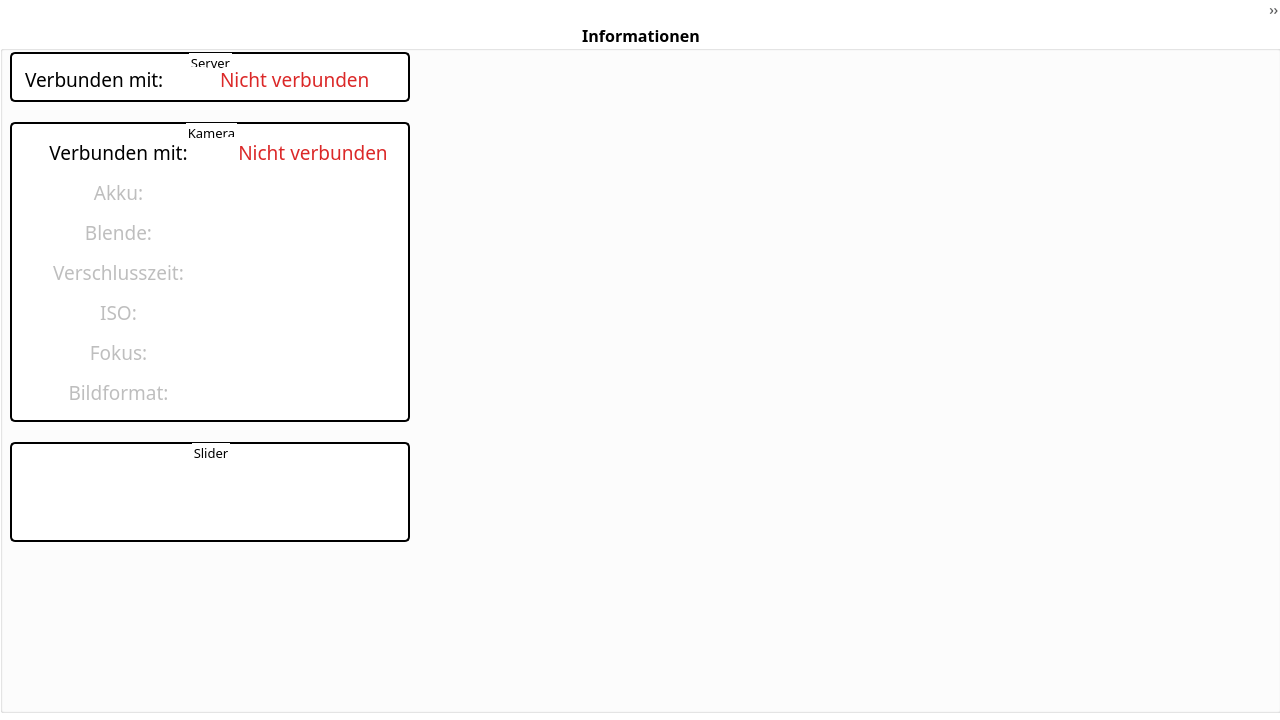
First picture: the form in UI/main_window.ui, repository FilipBruehl/camera_slider, before the edit.
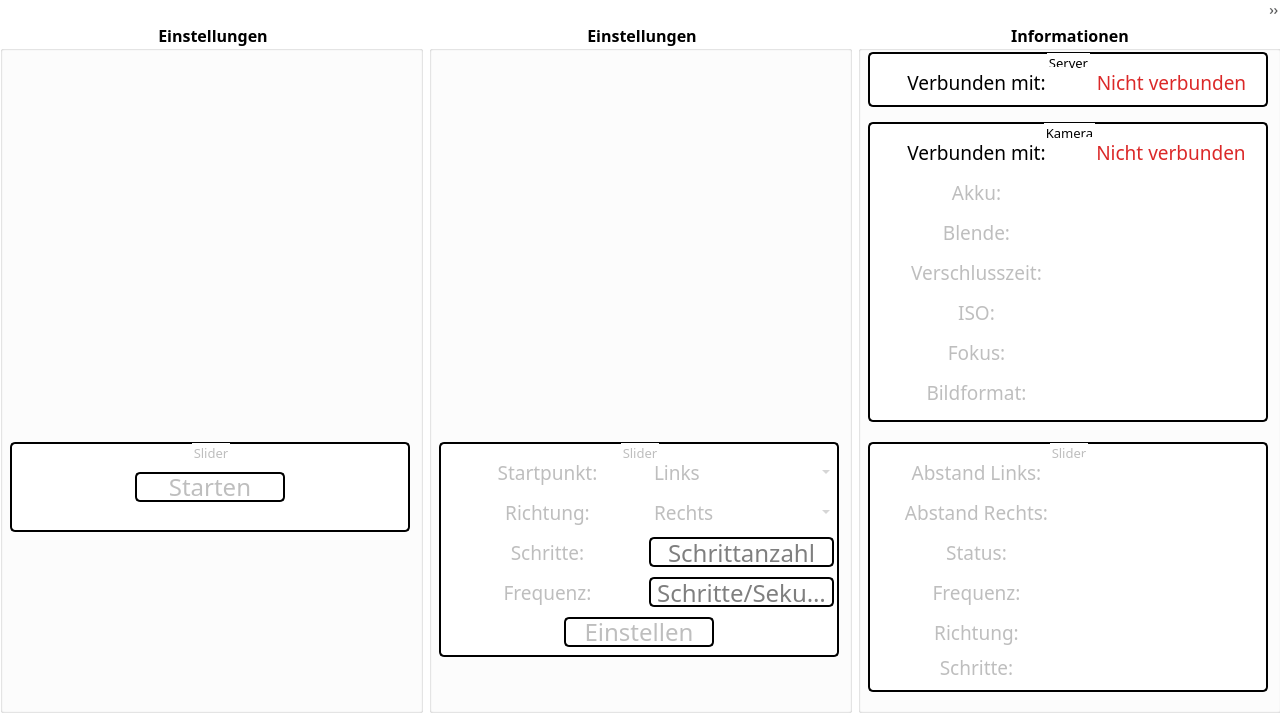
Second picture: the form after the edit.

Commit message: - Steuerung für den Schrittmotor hinzugefügt

What changed in the file:
```diff
--- a/UI/main_window.ui
+++ b/UI/main_window.ui
@@ -55,10 +55,387 @@
     </property>
     <layout class="QHBoxLayout" name="horizontalLayout">
      <item>
-      <layout class="QVBoxLayout" name="verticalLayout_left"/>
+      <layout class="QVBoxLayout" name="verticalLayout_left">
+       <item>
+        <widget class="QGroupBox" name="groupBox_steuerung">
+         <property name="font">
+          <font>
+           <family>Bahnschrift</family>
+           <pointsize>12</pointsize>
+           <weight>75</weight>
+           <bold>true</bold>
+          </font>
+         </property>
+         <property name="title">
+          <string>Einstellungen</string>
+         </property>
+         <property name="alignment">
+          <set>Qt::AlignCenter</set>
+         </property>
+         <widget class="QGroupBox" name="groupBox_steuerung_slider">
+          <property name="enabled">
+           <bool>false</bool>
+          </property>
+          <property name="geometry">
+           <rect>
+            <x>10</x>
+            <y>420</y>
+            <width>400</width>
+            <height>90</height>
+           </rect>
+          </property>
+          <property name="font">
+           <font>
+            <family>Bahnschrift</family>
+            <pointsize>10</pointsize>
+           </font>
+          </property>
+          <property name="styleSheet">
+           <string notr="true">border-color: #000;
+border-radius: 5px;
+border-style: solid;
+border-width: 2px;
+</string>
+          </property>
+          <property name="title">
+           <string>Slider</string>
+          </property>
+          <property name="alignment">
+           <set>Qt::AlignCenter</set>
+          </property>
+          <widget class="QPushButton" name="pushButton_steuerung_slider">
+           <property name="enabled">
+            <bool>false</bool>
+           </property>
+           <property name="geometry">
+            <rect>
+             <x>125</x>
+             <y>30</y>
+             <width>150</width>
+             <height>30</height>
+            </rect>
+           </property>
+           <property name="font">
+            <font>
+             <family>Bahnschrift</family>
+             <pointsize>18</pointsize>
+            </font>
+           </property>
+           <property name="text">
+            <string>Starten</string>
+           </property>
+           <property name="flat">
+            <bool>false</bool>
+           </property>
+          </widget>
+         </widget>
+        </widget>
+       </item>
+      </layout>
      </item>
      <item>
-      <layout class="QVBoxLayout" name="verticalLayout_center"/>
+      <layout class="QVBoxLayout" name="verticalLayout_center">
+       <item>
+        <widget class="QGroupBox" name="groupBox_settings">
+         <property name="font">
+          <font>
+           <family>Bahnschrift</family>
+           <pointsize>12</pointsize>
+           <weight>75</weight>
+           <bold>true</bold>
+          </font>
+         </property>
+         <property name="title">
+          <string>Einstellungen</string>
+         </property>
+         <property name="alignment">
+          <set>Qt::AlignCenter</set>
+         </property>
+         <widget class="QGroupBox" name="groupBox_settings_slider">
+          <property name="enabled">
+           <bool>false</bool>
+          </property>
+          <property name="geometry">
+           <rect>
+            <x>10</x>
+            <y>420</y>
+            <width>400</width>
+            <height>215</height>
+           </rect>
+          </property>
+          <property name="font">
+           <font>
+            <family>Bahnschrift</family>
+            <pointsize>10</pointsize>
+           </font>
+          </property>
+          <property name="styleSheet">
+           <string notr="true">border-color: #000;
+border-radius: 5px;
+border-style: solid;
+border-width: 2px;
+</string>
+          </property>
+          <property name="title">
+           <string>Slider</string>
+          </property>
+          <property name="alignment">
+           <set>Qt::AlignCenter</set>
+          </property>
+          <widget class="QLabel" name="label_settings_slider_start">
+           <property name="geometry">
+            <rect>
+             <x>15</x>
+             <y>15</y>
+             <width>187</width>
+             <height>30</height>
+            </rect>
+           </property>
+           <property name="font">
+            <font>
+             <family>Bahnschrift</family>
+             <pointsize>14</pointsize>
+            </font>
+           </property>
+           <property name="styleSheet">
+            <string notr="true">border: none;
+background-color: transparent;</string>
+           </property>
+           <property name="text">
+            <string>Startpunkt:</string>
+           </property>
+           <property name="alignment">
+            <set>Qt::AlignCenter</set>
+           </property>
+          </widget>
+          <widget class="QComboBox" name="comboBox_settings_slider_start">
+           <property name="geometry">
+            <rect>
+             <x>210</x>
+             <y>15</y>
+             <width>185</width>
+             <height>30</height>
+            </rect>
+           </property>
+           <property name="font">
+            <font>
+             <family>Bahnschrift</family>
+             <pointsize>14</pointsize>
+            </font>
+           </property>
+           <property name="styleSheet">
+            <string notr="true">border: none;
+background-color: transparent;</string>
+           </property>
+           <property name="editable">
+            <bool>false</bool>
+           </property>
+           <item>
+            <property name="text">
+             <string>Links</string>
+            </property>
+           </item>
+           <item>
+            <property name="text">
+             <string>Mitte</string>
+            </property>
+           </item>
+           <item>
+            <property name="text">
+             <string>Rechts</string>
+            </property>
+           </item>
+          </widget>
+          <widget class="QLabel" name="label_settings_slider_richtung">
+           <property name="geometry">
+            <rect>
+             <x>15</x>
+             <y>55</y>
+             <width>187</width>
+             <height>30</height>
+            </rect>
+           </property>
+           <property name="font">
+            <font>
+             <family>Bahnschrift</family>
+             <pointsize>14</pointsize>
+            </font>
+           </property>
+           <property name="styleSheet">
+            <string notr="true">border: none;
+background-color: transparent;</string>
+           </property>
+           <property name="text">
+            <string>Richtung:</string>
+           </property>
+           <property name="alignment">
+            <set>Qt::AlignCenter</set>
+           </property>
+          </widget>
+          <widget class="QComboBox" name="comboBox_settings_slider_richtung">
+           <property name="geometry">
+            <rect>
+             <x>210</x>
+             <y>55</y>
+             <width>185</width>
+             <height>30</height>
+            </rect>
+           </property>
+           <property name="font">
+            <font>
+             <family>Bahnschrift</family>
+             <pointsize>14</pointsize>
+            </font>
+           </property>
+           <property name="styleSheet">
+            <string notr="true">border: none;
+background-color: transparent;</string>
+           </property>
+           <property name="editable">
+            <bool>false</bool>
+           </property>
+           <item>
+            <property name="text">
+             <string>Rechts</string>
+            </property>
+           </item>
+           <item>
+            <property name="text">
+             <string>Links</string>
+            </property>
+           </item>
+          </widget>
+          <widget class="QLabel" name="label_settings_slider_steps">
+           <property name="geometry">
+            <rect>
+             <x>15</x>
+             <y>95</y>
+             <width>187</width>
+             <height>30</height>
+            </rect>
+           </property>
+           <property name="font">
+            <font>
+             <family>Bahnschrift</family>
+             <pointsize>14</pointsize>
+            </font>
+           </property>
+           <property name="styleSheet">
+            <string notr="true">border: none;
+background-color: transparent;</string>
+           </property>
+           <property name="text">
+            <string>Schritte:</string>
+           </property>
+           <property name="alignment">
+            <set>Qt::AlignCenter</set>
+           </property>
+          </widget>
+          <widget class="QLineEdit" name="lineEdit_settings_slider_steps">
+           <property name="geometry">
+            <rect>
+             <x>210</x>
+             <y>95</y>
+             <width>185</width>
+             <height>30</height>
+            </rect>
+           </property>
+           <property name="font">
+            <font>
+             <family>Bahnschrift</family>
+             <pointsize>18</pointsize>
+            </font>
+           </property>
+           <property name="styleSheet">
+            <string notr="true">background-color: transparent;</string>
+           </property>
+           <property name="alignment">
+            <set>Qt::AlignCenter</set>
+           </property>
+           <property name="placeholderText">
+            <string>Schrittanzahl</string>
+           </property>
+          </widget>
+          <widget class="QLabel" name="label_settings_slider_frequenz">
+           <property name="geometry">
+            <rect>
+             <x>15</x>
+             <y>135</y>
+             <width>187</width>
+             <height>30</height>
+            </rect>
+           </property>
+           <property name="font">
+            <font>
+             <family>Bahnschrift</family>
+             <pointsize>14</pointsize>
+            </font>
+           </property>
+           <property name="styleSheet">
+            <string notr="true">border: none;
+background-color: transparent;</string>
+           </property>
+           <property name="text">
+            <string>Frequenz:</string>
+           </property>
+           <property name="alignment">
+            <set>Qt::AlignCenter</set>
+           </property>
+          </widget>
+          <widget class="QLineEdit" name="lineEdit_settings_slider_frequenz">
+           <property name="geometry">
+            <rect>
+             <x>210</x>
+             <y>135</y>
+             <width>185</width>
+             <height>30</height>
+            </rect>
+           </property>
+           <property name="font">
+            <font>
+             <family>Bahnschrift</family>
+             <pointsize>18</pointsize>
+            </font>
+           </property>
+           <property name="styleSheet">
+            <string notr="true">background-color: transparent;</string>
+           </property>
+           <property name="alignment">
+            <set>Qt::AlignCenter</set>
+           </property>
+           <property name="placeholderText">
+            <string>Schritte/Sekunde</string>
+           </property>
+          </widget>
+          <widget class="QPushButton" name="pushButton_settings_slider">
+           <property name="enabled">
+            <bool>false</bool>
+           </property>
+           <property name="geometry">
+            <rect>
+             <x>125</x>
+             <y>175</y>
+             <width>150</width>
+             <height>30</height>
+            </rect>
+           </property>
+           <property name="font">
+            <font>
+             <family>Bahnschrift</family>
+             <pointsize>18</pointsize>
+            </font>
+           </property>
+           <property name="text">
+            <string>Einstellen</string>
+           </property>
+           <property name="flat">
+            <bool>false</bool>
+           </property>
+          </widget>
+         </widget>
+        </widget>
+       </item>
+      </layout>
      </item>
      <item>
       <layout class="QVBoxLayout" name="verticalLayout_right">
@@ -93,7 +470,7 @@
             <x>10</x>
             <y>30</y>
             <width>400</width>
-            <height>50</height>
+            <height>55</height>
            </rect>
           </property>
           <property name="sizePolicy">
@@ -105,13 +482,13 @@
           <property name="minimumSize">
            <size>
             <width>400</width>
-            <height>50</height>
+            <height>55</height>
            </size>
           </property>
           <property name="maximumSize">
            <size>
             <width>400</width>
-            <height>50</height>
+            <height>55</height>
            </size>
           </property>
           <property name="font">
@@ -138,8 +515,8 @@
             <rect>
              <x>15</x>
              <y>15</y>
-             <width>185</width>
-             <height>25</height>
+             <width>187</width>
+             <height>30</height>
             </rect>
            </property>
            <property name="font">
@@ -154,14 +531,17 @@
            <property name="text">
             <string>Verbunden mit:</string>
            </property>
+           <property name="alignment">
+            <set>Qt::AlignCenter</set>
+           </property>
           </widget>
           <widget class="QLabel" name="label_info_server_ip">
            <property name="geometry">
             <rect>
              <x>210</x>
              <y>15</y>
-             <width>185</width>
-             <height>25</height>
+             <width>187</width>
+             <height>30</height>
             </rect>
            </property>
            <property name="font">
@@ -178,7 +558,7 @@
             <string>Nicht verbunden</string>
            </property>
            <property name="alignment">
-            <set>Qt::AlignLeading|Qt::AlignLeft|Qt::AlignVCenter</set>
+            <set>Qt::AlignCenter</set>
            </property>
           </widget>
          </widget>
@@ -617,24 +997,27 @@
           </widget>
          </widget>
          <widget class="QGroupBox" name="groupBox_info_slider">
+          <property name="enabled">
+           <bool>false</bool>
+          </property>
           <property name="geometry">
            <rect>
             <x>10</x>
             <y>420</y>
             <width>400</width>
-            <height>100</height>
+            <height>250</height>
            </rect>
           </property>
           <property name="minimumSize">
            <size>
             <width>400</width>
-            <height>100</height>
+            <height>250</height>
            </size>
           </property>
           <property name="maximumSize">
            <size>
             <width>400</width>
-            <height>100</height>
+            <height>250</height>
            </size>
           </property>
           <property name="font">
@@ -655,6 +1038,345 @@
           <property name="alignment">
            <set>Qt::AlignCenter</set>
           </property>
+          <widget class="QLabel" name="label_info_slider_links">
+           <property name="enabled">
+            <bool>false</bool>
+           </property>
+           <property name="geometry">
+            <rect>
+             <x>15</x>
+             <y>15</y>
+             <width>187</width>
+             <height>30</height>
+            </rect>
+           </property>
+           <property name="font">
+            <font>
+             <family>Bahnschrift</family>
+             <pointsize>14</pointsize>
+            </font>
+           </property>
+           <property name="styleSheet">
+            <string notr="true">border: none;
+background-color: transparent;</string>
+           </property>
+           <property name="text">
+            <string>Abstand Links:</string>
+           </property>
+           <property name="alignment">
+            <set>Qt::AlignCenter</set>
+           </property>
+          </widget>
+          <widget class="QLabel" name="label_info_slider_rechts">
+           <property name="enabled">
+            <bool>false</bool>
+           </property>
+           <property name="geometry">
+            <rect>
+             <x>15</x>
+             <y>55</y>
+             <width>187</width>
+             <height>30</height>
+            </rect>
+           </property>
+           <property name="font">
+            <font>
+             <family>Bahnschrift</family>
+             <pointsize>14</pointsize>
+            </font>
+           </property>
+           <property name="styleSheet">
+            <string notr="true">border: none;
+background-color: transparent;</string>
+           </property>
+           <property name="text">
+            <string>Abstand Rechts:</string>
+           </property>
+           <property name="alignment">
+            <set>Qt::AlignCenter</set>
+           </property>
+          </widget>
+          <widget class="QLabel" name="input_info_slider_links">
+           <property name="enabled">
+            <bool>false</bool>
+           </property>
+           <property name="geometry">
+            <rect>
+             <x>210</x>
+             <y>15</y>
+             <width>186</width>
+             <height>30</height>
+            </rect>
+           </property>
+           <property name="font">
+            <font>
+             <family>Bahnschrift</family>
+             <pointsize>14</pointsize>
+            </font>
+           </property>
+           <property name="styleSheet">
+            <string notr="true">border: none;</string>
+           </property>
+           <property name="text">
+            <string/>
+           </property>
+           <property name="alignment">
+            <set>Qt::AlignCenter</set>
+           </property>
+          </widget>
+          <widget class="QLabel" name="input_info_slider_rechts">
+           <property name="enabled">
+            <bool>false</bool>
+           </property>
+           <property name="geometry">
+            <rect>
+             <x>210</x>
+             <y>55</y>
+             <width>186</width>
+             <height>30</height>
+            </rect>
+           </property>
+           <property name="font">
+            <font>
+             <family>Bahnschrift</family>
+             <pointsize>14</pointsize>
+            </font>
+           </property>
+           <property name="styleSheet">
+            <string notr="true">border: none;</string>
+           </property>
+           <property name="text">
+            <string/>
+           </property>
+           <property name="alignment">
+            <set>Qt::AlignCenter</set>
+           </property>
+          </widget>
+          <widget class="QLabel" name="label_info_slider_frequenz">
+           <property name="enabled">
+            <bool>false</bool>
+           </property>
+           <property name="geometry">
+            <rect>
+             <x>15</x>
+             <y>135</y>
+             <width>187</width>
+             <height>30</height>
+            </rect>
+           </property>
+           <property name="font">
+            <font>
+             <family>Bahnschrift</family>
+             <pointsize>14</pointsize>
+            </font>
+           </property>
+           <property name="styleSheet">
+            <string notr="true">border: none;
+background-color: transparent;</string>
+           </property>
+           <property name="text">
+            <string>Frequenz:</string>
+           </property>
+           <property name="alignment">
+            <set>Qt::AlignCenter</set>
+           </property>
+          </widget>
+          <widget class="QLabel" name="input_info_slider_status">
+           <property name="enabled">
+            <bool>false</bool>
+           </property>
+           <property name="geometry">
+            <rect>
+             <x>210</x>
+             <y>95</y>
+             <width>186</width>
+             <height>30</height>
+            </rect>
+           </property>
+           <property name="font">
+            <font>
+             <family>Bahnschrift</family>
+             <pointsize>14</pointsize>
+            </font>
+           </property>
+           <property name="styleSheet">
+            <string notr="true">border: none;</string>
+           </property>
+           <property name="text">
+            <string/>
+           </property>
+           <property name="alignment">
+            <set>Qt::AlignCenter</set>
+           </property>
+          </widget>
+          <widget class="QLabel" name="label_info_slider_status">
+           <property name="enabled">
+            <bool>false</bool>
+           </property>
+           <property name="geometry">
+            <rect>
+             <x>15</x>
+             <y>95</y>
+             <width>187</width>
+             <height>30</height>
+            </rect>
+           </property>
+           <property name="font">
+            <font>
+             <family>Bahnschrift</family>
+             <pointsize>14</pointsize>
+            </font>
+           </property>
+           <property name="styleSheet">
+            <string notr="true">border: none;
+background-color: transparent;</string>
+           </property>
+           <property name="text">
+            <string>Status:</string>
+           </property>
+           <property name="alignment">
+            <set>Qt::AlignCenter</set>
+           </property>
+          </widget>
+          <widget class="QLabel" name="input_info_slider_frequenz">
+           <property name="enabled">
+            <bool>false</bool>
+           </property>
+           <property name="geometry">
+            <rect>
+             <x>210</x>
+             <y>135</y>
+             <width>186</width>
+             <height>30</height>
+            </rect>
+           </property>
+           <property name="font">
+            <font>
+             <family>Bahnschrift</family>
+             <pointsize>14</pointsize>
+            </font>
+           </property>
+           <property name="styleSheet">
+            <string notr="true">border: none;</string>
+           </property>
+           <property name="text">
+            <string/>
+           </property>
+           <property name="alignment">
+            <set>Qt::AlignCenter</set>
+           </property>
+          </widget>
+          <widget class="QLabel" name="label_info_slider_richtung">
+           <property name="enabled">
+            <bool>false</bool>
+           </property>
+           <property name="geometry">
+            <rect>
+             <x>15</x>
+             <y>175</y>
+             <width>187</width>
+             <height>30</height>
+            </rect>
+           </property>
+           <property name="font">
+            <font>
+             <family>Bahnschrift</family>
+             <pointsize>14</pointsize>
+            </font>
+           </property>
+           <property name="styleSheet">
+            <string notr="true">border: none;
+background-color: transparent;</string>
+           </property>
+           <property name="text">
+            <string>Richtung:</string>
+           </property>
+           <property name="alignment">
+            <set>Qt::AlignCenter</set>
+           </property>
+          </widget>
+          <widget class="QLabel" name="input_info_slider_richtung">
+           <property name="enabled">
+            <bool>false</bool>
+           </property>
+           <property name="geometry">
+            <rect>
+             <x>210</x>
+             <y>175</y>
+             <width>186</width>
+             <height>30</height>
+            </rect>
+           </property>
+           <property name="font">
+            <font>
+             <family>Bahnschrift</family>
+             <pointsize>14</pointsize>
+            </font>
+           </property>
+           <property name="styleSheet">
+            <string notr="true">border: none;</string>
+           </property>
+           <property name="text">
+            <string/>
+           </property>
+           <property name="alignment">
+            <set>Qt::AlignCenter</set>
+           </property>
+          </widget>
+          <widget class="QLabel" name="label_info_slider_steps">
+           <property name="geometry">
+            <rect>
+             <x>15</x>
+             <y>210</y>
+             <width>187</width>
+             <height>30</height>
+            </rect>
+           </property>
+           <property name="font">
+            <font>
+             <family>Bahnschrift</family>
+             <pointsize>14</pointsize>
+            </font>
+           </property>
+           <property name="styleSheet">
+            <string notr="true">border: none;
+background-color: transparent;</string>
+           </property>
+           <property name="text">
+            <string>Schritte:</string>
+           </property>
+           <property name="alignment">
+            <set>Qt::AlignCenter</set>
+           </property>
+          </widget>
+          <widget class="QLabel" name="input_info_slider_steps">
+           <property name="enabled">
+            <bool>false</bool>
+           </property>
+           <property name="geometry">
+            <rect>
+             <x>210</x>
+             <y>210</y>
+             <width>186</width>
+             <height>30</height>
+            </rect>
+           </property>
+           <property name="font">
+            <font>
+             <family>Bahnschrift</family>
+             <pointsize>14</pointsize>
+            </font>
+           </property>
+           <property name="styleSheet">
+            <string notr="true">border: none;</string>
+           </property>
+           <property name="text">
+            <string/>
+           </property>
+           <property name="alignment">
+            <set>Qt::AlignCenter</set>
+           </property>
+          </widget>
          </widget>
         </widget>
        </item>
```
Left out of the diff: 34 changed lines with no effect on the pictures. The commit also changes 7 other files.
